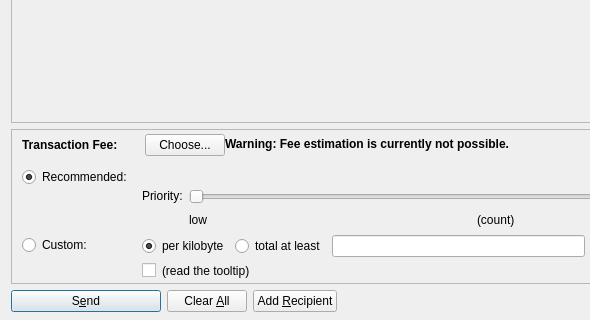
Before: the Qt Designer form src/qt/forms/sendcoinsdialog.ui in senasgr-eth/junkcoincore-fdn, drawn with Qt 5; both pictures show x 0 to 590 and y 206 to 526 of the 850 by 526 pixel window.
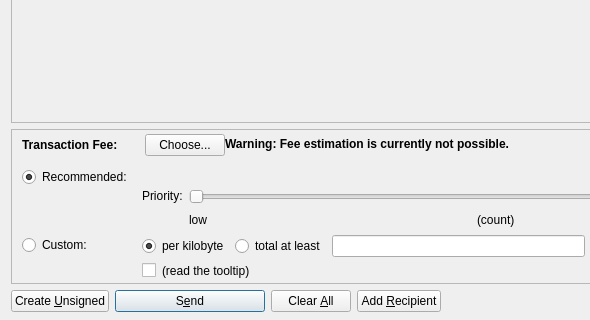
After: the same form once the commit is applied. Icons and pictures are not drawn. Custom widgets are drawn as their Qt base class.

Diff of the .ui file:
```diff
--- a/src/qt/forms/sendcoinsdialog.ui
+++ b/src/qt/forms/sendcoinsdialog.ui
@@ -1194,6 +1194,23 @@
    </item>
    <item>
     <layout class="QHBoxLayout" name="horizontalLayout">
+     <item>
+      <widget class="QPushButton" name="createUnsignedButton">
+       <property name="toolTip">
+        <string>Create an unsigned transaction for multisig wallets</string>
+       </property>
+       <property name="text">
+        <string>Create &amp;Unsigned</string>
+       </property>
+       <property name="icon">
+        <iconset resource="../bitcoin.qrc">
+         <normaloff>:/icons/edit</normaloff>:/icons/edit</iconset>
+       </property>
+       <property name="autoDefault">
+        <bool>false</bool>
+       </property>
+      </widget>
+     </item>
      <item>
       <widget class="QPushButton" name="sendButton">
        <property name="minimumSize">
```
